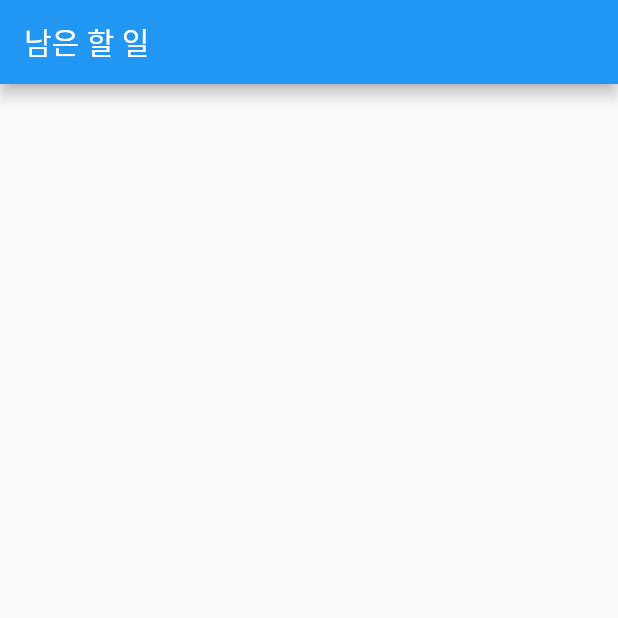
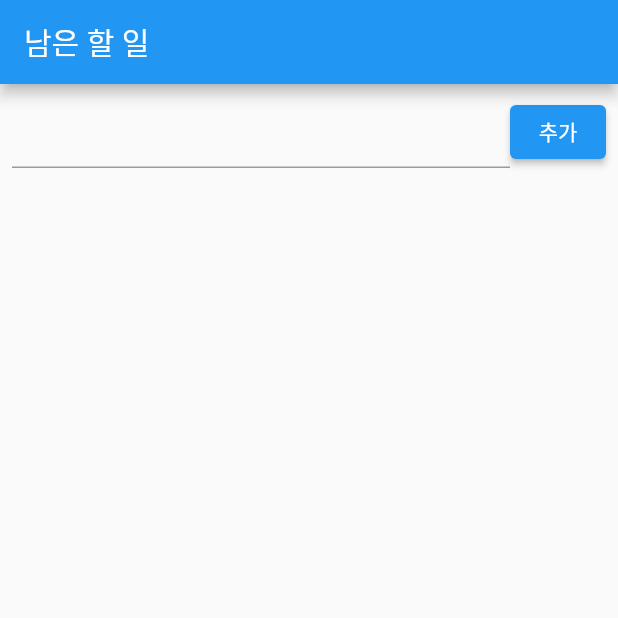
Before and after one commit to kopro-ov/TIL, a Flutter app: the screen it shows after launch, on a phone screen of 412 x 824 dp, the top half of it. Run offline on Flutter 3.47's test engine with Material 2 defaults, Android fonts, the phone set to English and light mode, and no system bars; our stand-ins replace carousel_slider.

Commit message:
Feat 할 일 입력 받는 위젯 생성
1. TextField 위젯
2. 추가 버튼
3. 할 일 목록을 표시할 ListView

```diff
--- a/framework/flutter/project/todo/lib/main.dart
+++ b/framework/flutter/project/todo/lib/main.dart
@@ -34,13 +34,49 @@
 }
 
 class _TodoListPageState extends State<TodoListPage> {
+  //할 일 목록을 저장할 리스트
+  final _items = <Todo>[];
+
+  //할 일 문자열 조작을 위한 컨트롤러
+  var _todoController = TextEditingController();
+
+  @override
+  void dispose() {
+    _todoController.dispose();
+    super.dispose();
+  }
+
   @override
   Widget build(BuildContext context) {
     return Scaffold(
       appBar: AppBar(
         title: Text('남은 할 일'),
       ),
-      body: Container(),
+      body: Padding(
+        padding: const EdgeInsets.all(8.0),
+        child: Column(
+          children: <Widget>[
+            Row(
+              children: <Widget>[
+                Expanded(
+                  child: TextField(
+                    controller: _todoController,
+                  ),
+                ),
+                ElevatedButton(
+                  child: Text('추가'),
+                  onPressed: () {},
+                ),
+              ],
+            ),
+            Expanded(
+              child: ListView(
+                children: <Widget>[],
+              ),
+            ),
+          ],
+        ),
+      ),
     );
   }
 }
```
